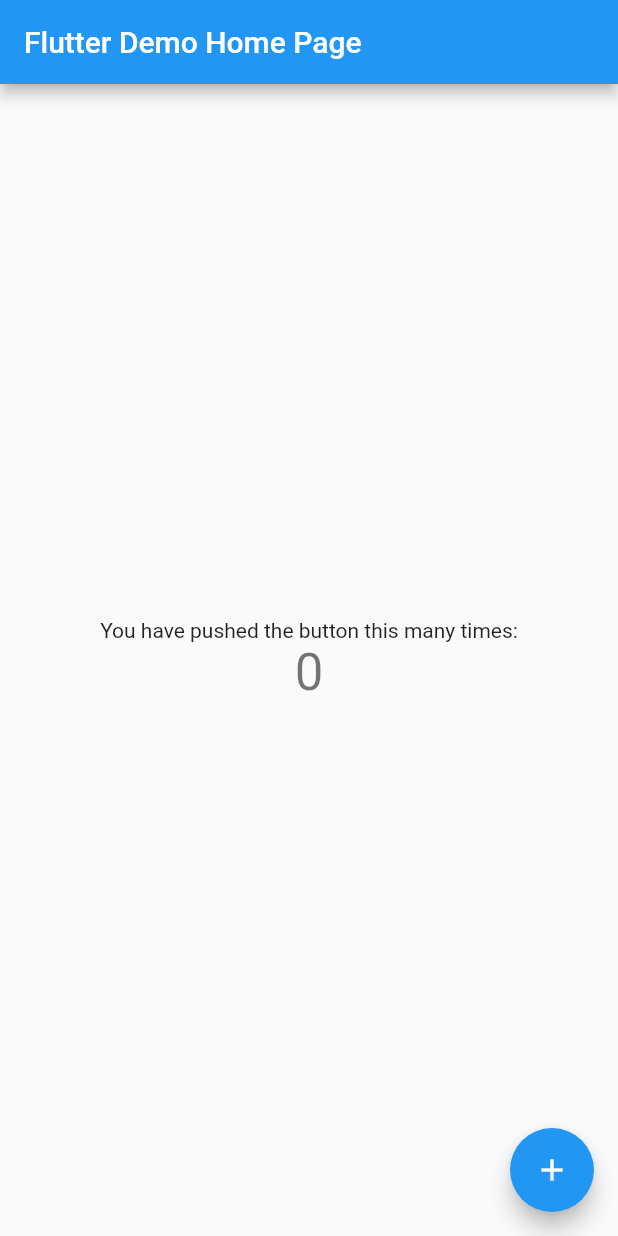
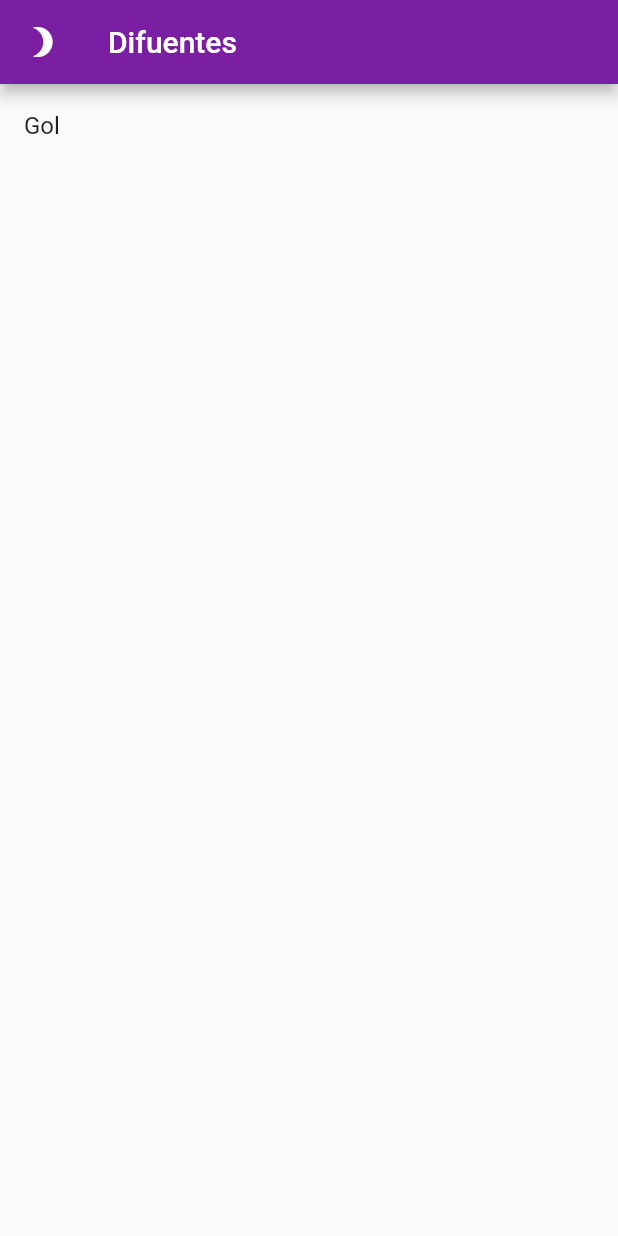
Before and after one commit to difuentes/widgetproyectflutter, a Flutter app: the screen it shows after launch, on a phone screen of 412 x 824 dp. Run offline on Flutter 3.47's test engine with Material 2 defaults, Android fonts, the phone set to English and light mode, and no system bars.

Commit message:
Home and Menu

```diff
--- a/lib/main.dart
+++ b/lib/main.dart
@@ -1,113 +1,18 @@
 import 'package:flutter/material.dart';
 
-void main() {
-  runApp(MyApp());
-}
+//import de otras paginas
+import 'package:widgetproyectflutter/src/pages/home_page.dart';
+import 'package:widgetproyectflutter/src/pages/home_temp.dart';
+
+void main() => runApp(MyApp());
 
 class MyApp extends StatelessWidget {
-  // This widget is the root of your application.
   @override
   Widget build(BuildContext context) {
     return MaterialApp(
-      title: 'Flutter Demo',
-      theme: ThemeData(
-        // This is the theme of your application.
-        //
-        // Try running your application with "flutter run". You'll see the
-        // application has a blue toolbar. Then, without quitting the app, try
-        // changing the primarySwatch below to Colors.green and then invoke
-        // "hot reload" (press "r" in the console where you ran "flutter run",
-        // or simply save your changes to "hot reload" in a Flutter IDE).
-        // Notice that the counter didn't reset back to zero; the application
-        // is not restarted.
-        primarySwatch: Colors.blue,
-      ),
-      home: MyHomePage(title: 'Flutter Demo Home Page'),
+      title: 'Widget APP ',
+      debugShowCheckedModeBanner: false,
+      home: HomePage(),
     );
   }
 }
-
-class MyHomePage extends StatefulWidget {
-  MyHomePage({Key key, this.title}) : super(key: key);
-
-  // This widget is the home page of your application. It is stateful, meaning
-  // that it has a State object (defined below) that contains fields that affect
-  // how it looks.
-
-  // This class is the configuration for the state. It holds the values (in this
-  // case the title) provided by the parent (in this case the App widget) and
-  // used by the build method of the State. Fields in a Widget subclass are
-  // always marked "final".
-
-  final String title;
-
-  @override
-  _MyHomePageState createState() => _MyHomePageState();
-}
-
-class _MyHomePageState extends State<MyHomePage> {
-  int _counter = 0;
-
-  void _incrementCounter() {
-    setState(() {
-      // This call to setState tells the Flutter framework that something has
-      // changed in this State, which causes it to rerun the build method below
-      // so that the display can reflect the updated values. If we changed
-      // _counter without calling setState(), then the build method would not be
-      // called again, and so nothing would appear to happen.
-      _counter++;
-    });
-  }
-
-  @override
-  Widget build(BuildContext context) {
-    // This method is rerun every time setState is called, for instance as done
-    // by the _incrementCounter method above.
-    //
-    // The Flutter framework has been optimized to make rerunning build methods
-    // fast, so that you can just rebuild anything that needs updating rather
-    // than having to individually change instances of widgets.
-    return Scaffold(
-      appBar: AppBar(
-        // Here we take the value from the MyHomePage object that was created by
-        // the App.build method, and use it to set our appbar title.
-        title: Text(widget.title),
-      ),
-      body: Center(
-        // Center is a layout widget. It takes a single child and positions it
-        // in the middle of the parent.
-        child: Column(
-          // Column is also a layout widget. It takes a list of children and
-          // arranges them vertically. By default, it sizes itself to fit its
-          // children horizontally, and tries to be as tall as its parent.
-          //
-          // Invoke "debug painting" (press "p" in the console, choose the
-          // "Toggle Debug Paint" action from the Flutter Inspector in Android
-          // Studio, or the "Toggle Debug Paint" command in Visual Studio Code)
-          // to see the wireframe for each widget.
-          //
-          // Column has various properties to control how it sizes itself and
-          // how it positions its children. Here we use mainAxisAlignment to
-          // center the children vertically; the main axis here is the vertical
-          // axis because Columns are vertical (the cross axis would be
-          // horizontal).
-          mainAxisAlignment: MainAxisAlignment.center,
-          children: <Widget>[
-            Text(
-              'You have pushed the button this many times:',
-            ),
-            Text(
-              '$_counter',
-              style: Theme.of(context).textTheme.headline4,
-            ),
-          ],
-        ),
-      ),
-      floatingActionButton: FloatingActionButton(
-        onPressed: _incrementCounter,
-        tooltip: 'Increment',
-        child: Icon(Icons.add),
-      ), // This trailing comma makes auto-formatting nicer for build methods.
-    );
-  }
-}
--- /dev/null
+++ b/lib/src/pages/home_page.dart
@@ -0,0 +1,33 @@
+import 'package:flutter/material.dart';
+import 'package:widgetproyectflutter/src/providers/menu_provider.dart';
+
+
+class HomePage extends StatelessWidget {
+  @override
+  Widget build(BuildContext context) {
+    return Scaffold(
+      appBar: AppBar(title: Text('Difuentes'),
+        leading: Icon( Icons.brightness_3 , color: Colors.white),
+        backgroundColor: Colors.purple.shade700,
+        ),
+       body: _lista(),
+      );
+  }
+
+  Widget _lista() {
+
+    menuProvider.cargarData().then((opciones){
+      print(opciones);
+    });
+
+    return ListView(
+      children: _listaItems(),
+    );
+  }
+
+  List<Widget> _listaItems() {
+    return [
+      ListTile(title: Text('Gol')),
+    ];
+  }
+}
--- a/pubspec.yaml
+++ b/pubspec.yaml
@@ -45,8 +45,8 @@ flutter:
   uses-material-design: true
 
   # To add assets to your application, add an assets section, like this:
-  # assets:
-  #   - images/a_dot_burr.jpeg
+assets:
+  -data/menu_opts.json
   #   - images/a_dot_ham.jpeg
 
   # An image asset can refer to one or more resolution-specific "variants", see
```
Also changed, not shown: data/menu_opts.json (added, +20 -0 lines), lib/src/pages/home_temp.dart (added, +57 -0 lines), lib/src/providers/menu_provider.dart (added, +23 -0 lines).
